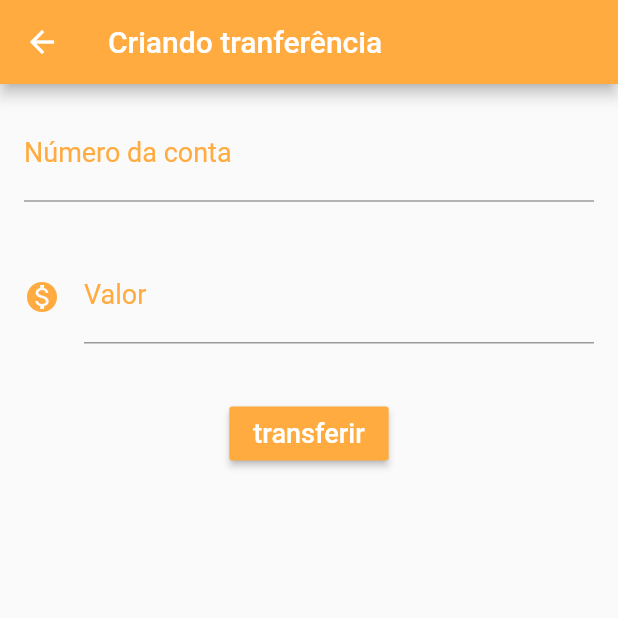
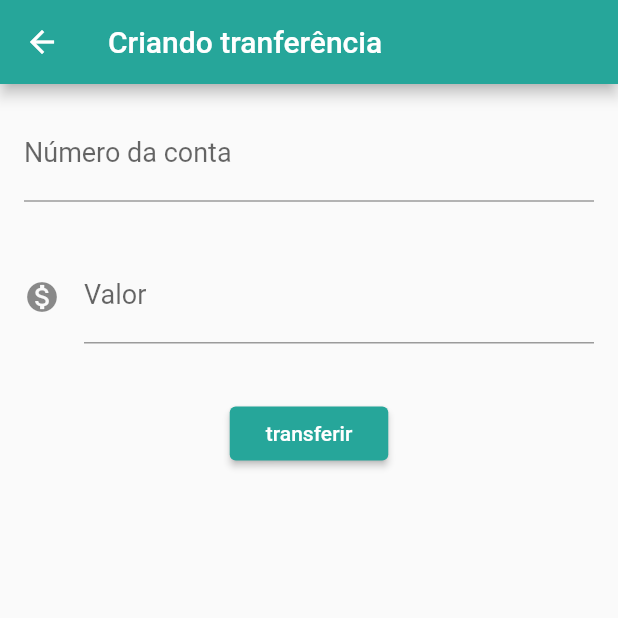
Before and after one commit to CastroArrudaBeatriz/god_bank, a Flutter app: the TransferFormBody screen opened directly, after a tap on "transferir", on a phone screen of 412 x 824 dp, the top half of it. Run offline on Flutter 3.47's test engine with Material 2 defaults, Android fonts, the phone set to English and light mode, and no system bars.

Commit message:
finalizando customizacoes

```diff
--- a/lib/view/commom/menu.dart
+++ b/lib/view/commom/menu.dart
@@ -7,8 +7,7 @@ class Menu extends StatelessWidget{
       child: ListView(
         children: <Widget>[
           DrawerHeader(
-            decoration: BoxDecoration(color: Colors.orangeAccent),
-            child: Text('menu', style: TextStyle(fontSize: 24, color: Colors.white),),),
+            child: Text('menu', style: TextStyle(fontSize: 24),),),
           ListTile(title: Text('Perfil'),),
           ListTile(title: Text('Sobre'),),
         ],
--- a/lib/view/transferForm/TransferForm.dart
+++ b/lib/view/transferForm/TransferForm.dart
@@ -3,7 +3,7 @@ import 'package:god_bank/controller/TransferControl.dart';
 import 'package:god_bank/model/transfer.dart';
 import 'package:god_bank/view/transferForm/TransferInputForm.dart';
 
-class TransferForm extends StatelessWidget{
+class TransferForm extends StatefulWidget{
 
   final TransferControl transferControl = new TransferControl();
 
@@ -11,27 +11,36 @@ class TransferForm extends StatelessWidget{
   final TextEditingController _valueControl = new TextEditingController();
 
   @override
+  State<StatefulWidget> createState() {
+    return TransferFormState();
+  }
+}
+
+
+class TransferFormState extends State<TransferForm> {
+  @override
   Widget build(BuildContext context) {
     return Scaffold(
 
-      body: Column(
+      body: SingleChildScrollView(
+        child: Column(
           children: <Widget>[
-          TransferInputForm(controller: _countNumberControl,labelText: 'Número da conta',hintText: '0000',),
+            TransferInputForm(controller: widget._countNumberControl,labelText: 'Número da conta',hintText: '0000',),
 
-          TransferInputForm(controller: _valueControl, labelText: 'Valor',hintText: '0.00',icon: Icons.monetization_on,),
+            TransferInputForm(controller: widget._valueControl, labelText: 'Valor',hintText: '0.00',icon: Icons.monetization_on,),
 
             const SizedBox(height: 20,),
 
             RaisedButton(
-            child: const Text('transferir', style: TextStyle(fontSize: 18, color: Colors.white)),
-            color: Colors.orangeAccent,
+              child: const Text('transferir'),
               onPressed: () {
-              transferControl.formatTransfer(context, _countNumberControl, _valueControl);
+                widget.transferControl.formatTransfer(context, widget._countNumberControl, widget._valueControl);
               },
             )
 
           ],
         ),
+      ),
     );
   }
 }
--- a/lib/view/transferForm/TransferFormBody.dart
+++ b/lib/view/transferForm/TransferFormBody.dart
@@ -2,13 +2,22 @@ import 'package:god_bank/view/transferForm/TransferForm.dart';
 import 'package:flutter/cupertino.dart';
 import 'package:flutter/material.dart';
 
-class TransferFormBody extends StatelessWidget{
+class TransferFormBody extends StatefulWidget{
+
+  @override
+  State<StatefulWidget> createState() {
+    return TransferFormBodyState();
+  }
+
+}
+
+class TransferFormBodyState extends State<TransferFormBody>{
+
   @override
   Widget build(BuildContext context) {
     return Scaffold(
       appBar: AppBar(
         title: Text('Criando tranferência'),
-        backgroundColor: Colors.orangeAccent,
       ),
       body: TransferForm(),
     );
--- a/lib/view/transferForm/TransferInputForm.dart
+++ b/lib/view/transferForm/TransferInputForm.dart
@@ -20,10 +20,9 @@ class TransferInputForm extends StatelessWidget {
             fontSize: 18.0
         ),
         decoration: InputDecoration(
-            icon: icon != null ? Icon(icon, color: Colors.orangeAccent,) : null,
+            icon: icon != null ? Icon(icon) : null,
             labelText: labelText,
             hintText: hintText,
-            labelStyle: TextStyle(color: Colors.orangeAccent)
         ),
         keyboardType: TextInputType.number,
       ),
```
Also changed, not shown: lib/view/main.dart (+10 -1 lines), lib/view/transferList/TransferList.dart (+6 -5 lines). Lines whose indentation alone changed are shown as unchanged.
